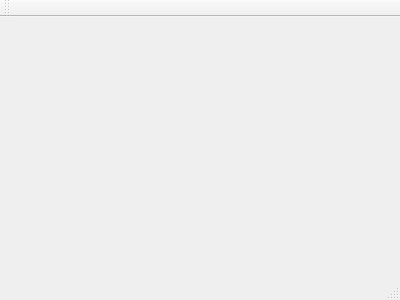
This is MatchTemplateBenchmarks/mainwindow.ui in fabianz66/efectos-mondrian-pollock as Qt 5 draws it before an edit. The edited form follows.
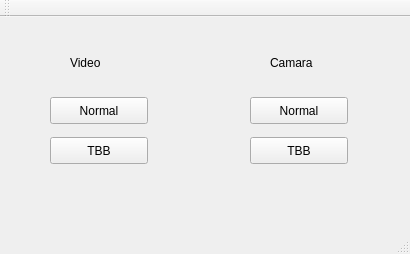
This is the edited form.

The edit to the form file:
```diff
--- a/MatchTemplateBenchmarks/mainwindow.ui
+++ b/MatchTemplateBenchmarks/mainwindow.ui
@@ -1,24 +1,118 @@
 <ui version="4.0">
  <class>MainWindow</class>
- <widget class="QMainWindow" name="MainWindow" >
-  <property name="geometry" >
+ <widget class="QMainWindow" name="MainWindow">
+  <property name="geometry">
    <rect>
     <x>0</x>
     <y>0</y>
-    <width>400</width>
-    <height>300</height>
+    <width>410</width>
+    <height>254</height>
    </rect>
   </property>
   <property name="windowTitle" >
    <string>MainWindow</string>
   </property>
-  <widget class="QMenuBar" name="menuBar" />
-  <widget class="QToolBar" name="mainToolBar" />
-  <widget class="QWidget" name="centralWidget" />
-  <widget class="QStatusBar" name="statusBar" />
+  <widget class="QWidget" name="centralWidget">
+   <widget class="QLabel" name="label">
+    <property name="geometry">
+     <rect>
+      <x>70</x>
+      <y>30</y>
+      <width>51</width>
+      <height>31</height>
+     </rect>
+    </property>
+    <property name="text">
+     <string>Video</string>
+    </property>
+   </widget>
+   <widget class="QLabel" name="label_2">
+    <property name="geometry">
+     <rect>
+      <x>270</x>
+      <y>30</y>
+      <width>51</width>
+      <height>31</height>
+     </rect>
+    </property>
+    <property name="text">
+     <string>Camara</string>
+    </property>
+   </widget>
+   <widget class="QPushButton" name="video_normal">
+    <property name="geometry">
+     <rect>
+      <x>50</x>
+      <y>80</y>
+      <width>98</width>
+      <height>27</height>
+     </rect>
+    </property>
+    <property name="text">
+     <string>Normal</string>
+    </property>
+   </widget>
+   <widget class="QPushButton" name="video_tbb">
+    <property name="geometry">
+     <rect>
+      <x>50</x>
+      <y>120</y>
+      <width>98</width>
+      <height>27</height>
+     </rect>
+    </property>
+    <property name="text">
+     <string>TBB</string>
+    </property>
+   </widget>
+   <widget class="QPushButton" name="cam_normal">
+    <property name="geometry">
+     <rect>
+      <x>250</x>
+      <y>80</y>
+      <width>98</width>
+      <height>27</height>
+     </rect>
+    </property>
+    <property name="text">
+     <string>Normal</string>
+    </property>
+   </widget>
+   <widget class="QPushButton" name="cam_tbb">
+    <property name="geometry">
+     <rect>
+      <x>250</x>
+      <y>120</y>
+      <width>98</width>
+      <height>27</height>
+     </rect>
+    </property>
+    <property name="text">
+     <string>TBB</string>
+    </property>
+   </widget>
+  </widget>
+  <widget class="QMenuBar" name="menuBar">
+   <property name="geometry">
+    <rect>
+     <x>0</x>
+     <y>0</y>
+     <width>410</width>
+     <height>25</height>
+    </rect>
+   </property>
+  </widget>
+  <widget class="QToolBar" name="mainToolBar">
+   <attribute name="toolBarArea">
+    <enum>TopToolBarArea</enum>
+   </attribute>
+   <attribute name="toolBarBreak">
+    <bool>false</bool>
+   </attribute>
+  </widget>
+  <widget class="QStatusBar" name="statusBar"/>
  </widget>
- <layoutDefault spacing="6" margin="11" />
- <pixmapfunction></pixmapfunction>
+ <layoutdefault spacing="6" margin="11"/>
  <resources/>
  <connections/>
 </ui>
```
Left out of the diff: 3 changed lines with no effect on the pictures.
